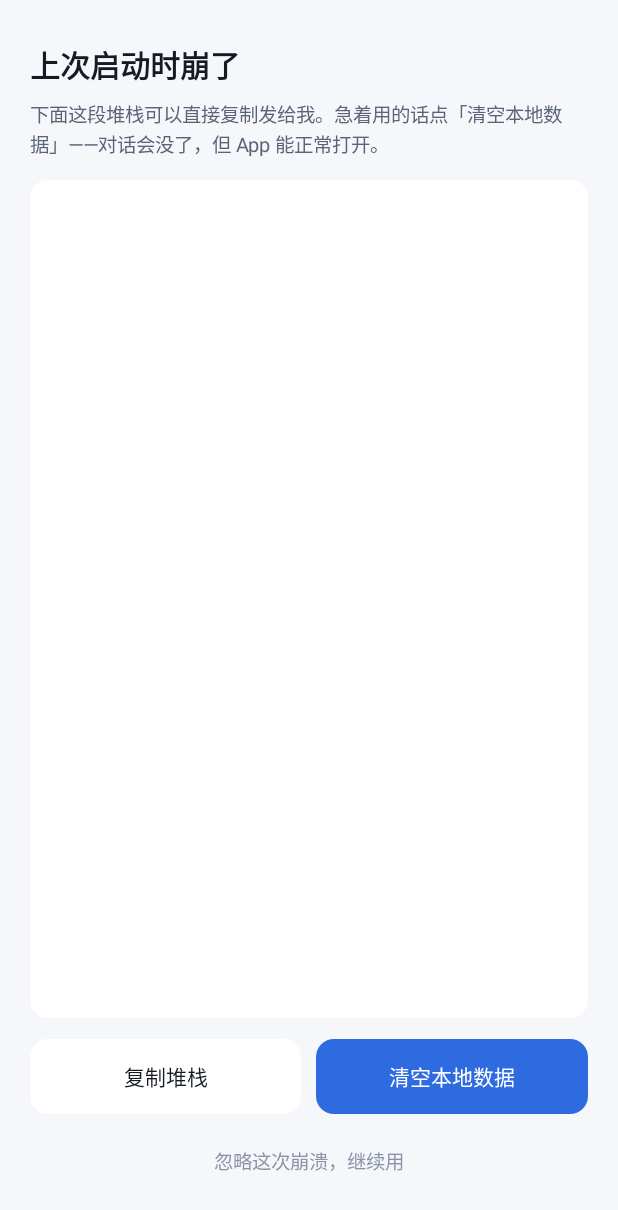
After one commit to Welkin-Wu/shenliao, an Android app built with Jetpack Compose: the composable CrashScreen called with empty values, on a phone screen of 412 x 824 dp. The commit adds this screen. Shown: the top 1210 px of the screen. Run offline under Robolectric (Android 15) with nearby library versions, the phone set to English and light mode, and no system bars; Roboto replaces fonts that are not available here.

Commit message:
fix: 深聊 1.5.1 — 崩溃自救与公式兜底
- DeepChatApp 全局异常处理器：堆栈落盘到 files/crash/last.txt 与外部目录

- 启动时检测到崩溃记录则显示恢复页（复制堆栈 / 清空本地数据 / 忽略）

- Prefs.load 与 Store.load 全量 try/catch；单条坏对话只丢那一条

- LaTeX 解析加 80 层嵌套上限；排版失败或尺寸非法回退纯文本

- Markdown 解析异常回退纯段落

- 模拟器实测：伪造崩溃记录 → 恢复页 → 清空数据 → 正常回到引导页

```diff
--- a/app/build.gradle.kts
+++ b/app/build.gradle.kts
@@ -13,8 +13,8 @@ android {
         applicationId = "com.shenliao.deepchat"
         minSdk = 26
         targetSdk = 35
-        versionCode = 12
-        versionName = "1.5.0"
+        versionCode = 13
+        versionName = "1.5.1"
     }
 
     buildTypes {
--- a/app/src/main/AndroidManifest.xml
+++ b/app/src/main/AndroidManifest.xml
@@ -5,6 +5,7 @@
     <uses-permission android:name="android.permission.ACCESS_NETWORK_STATE" />
 
     <application
+        android:name=".DeepChatApp"
         android:allowBackup="true"
         android:icon="@mipmap/ic_launcher"
         android:label="@string/app_name"
--- /dev/null
+++ b/app/src/main/java/com/shenliao/deepchat/ui/CrashScreen.kt
@@ -0,0 +1,128 @@
+package com.shenliao.deepchat.ui
+
+import androidx.compose.foundation.background
+import androidx.compose.foundation.clickable
+import androidx.compose.foundation.horizontalScroll
+import androidx.compose.foundation.layout.Arrangement
+import androidx.compose.foundation.layout.Box
+import androidx.compose.foundation.layout.Column
+import androidx.compose.foundation.layout.Row
+import androidx.compose.foundation.layout.Spacer
+import androidx.compose.foundation.layout.fillMaxSize
+import androidx.compose.foundation.layout.fillMaxWidth
+import androidx.compose.foundation.layout.height
+import androidx.compose.foundation.layout.padding
+import androidx.compose.foundation.rememberScrollState
+import androidx.compose.foundation.shape.RoundedCornerShape
+import androidx.compose.foundation.verticalScroll
+import androidx.compose.material3.Text
+import androidx.compose.runtime.Composable
+import androidx.compose.ui.Alignment
+import androidx.compose.ui.Modifier
+import androidx.compose.ui.draw.clip
+import androidx.compose.ui.graphics.Color
+import androidx.compose.ui.platform.LocalClipboardManager
+import androidx.compose.ui.text.AnnotatedString
+import androidx.compose.ui.text.font.FontFamily
+import androidx.compose.ui.text.font.FontWeight
+import androidx.compose.ui.text.style.TextAlign
+import androidx.compose.ui.unit.dp
+import androidx.compose.ui.unit.sp
+
+/**
+ * 上次启动崩溃时先显示这个，让用户能清数据、复制堆栈，而不是永远闪退。
+ */
+@Composable
+fun CrashScreen(
+    trace: String,
+    onReset: () -> Unit,
+    onContinue: () -> Unit,
+) {
+    val clipboard = LocalClipboardManager.current
+
+    Column(
+        modifier = Modifier
+            .fillMaxSize()
+            .background(AppColors.Bg)
+            .padding(horizontal = 20.dp, vertical = 28.dp),
+    ) {
+        Text("上次启动时崩了", fontSize = 20.sp, fontWeight = FontWeight.Bold, color = AppColors.TextMain)
+        Spacer(Modifier.height(8.dp))
+        Text(
+            text = "下面这段堆栈可以直接复制发给我。急着用的话点「清空本地数据」——对话会没了，但 App 能正常打开。",
+            fontSize = 13.sp,
+            lineHeight = 20.sp,
+            color = AppColors.TextDim,
+        )
+
+        Spacer(Modifier.height(14.dp))
+        Box(
+            modifier = Modifier
+                .fillMaxWidth()
+                .weight(1f)
+                .clip(RoundedCornerShape(12.dp))
+                .background(AppColors.Surface)
+                .padding(12.dp),
+        ) {
+            Text(
+                text = trace.take(6000),
+                fontSize = 11.sp,
+                lineHeight = 16.sp,
+                fontFamily = FontFamily.Monospace,
+                color = AppColors.CodeText,
+                modifier = Modifier
+                    .fillMaxWidth()
+                    .verticalScroll(rememberScrollState())
+                    .horizontalScroll(rememberScrollState()),
+            )
+        }
+
+        Spacer(Modifier.height(14.dp))
+        Row(horizontalArrangement = Arrangement.spacedBy(10.dp)) {
+            ActionButton(
+                text = "复制堆栈",
+                primary = false,
+                modifier = Modifier.weight(1f),
+                onClick = { clipboard.setText(AnnotatedString(trace)) },
+            )
+            ActionButton(
+                text = "清空本地数据",
+                primary = true,
+                modifier = Modifier.weight(1f),
+                onClick = onReset,
+            )
+        }
+        Spacer(Modifier.height(10.dp))
+        Box(
+            modifier = Modifier
+                .fillMaxWidth()
+                .clip(RoundedCornerShape(10.dp))
+                .clickable { onContinue() }
+                .padding(vertical = 10.dp),
+            contentAlignment = Alignment.Center,
+        ) {
+            Text("忽略这次崩溃，继续用", fontSize = 13.sp, color = AppColors.TextFaint)
+        }
+    }
+}
+
+@Composable
+private fun ActionButton(
+    text: String,
+    primary: Boolean,
+    modifier: Modifier = Modifier,
+    onClick: () -> Unit,
+) {
+    val bg = if (primary) AppColors.Primary else AppColors.Surface
+    val fg = if (primary) Color.White else AppColors.TextMain
+    Box(
+        modifier = modifier
+            .clip(RoundedCornerShape(12.dp))
+            .background(bg)
+            .clickable { onClick() }
+            .padding(vertical = 13.dp),
+        contentAlignment = Alignment.Center,
+    ) {
+        Text(text = text, fontSize = 14.sp, color = fg, textAlign = TextAlign.Center)
+    }
+}
--- a/app/src/main/java/com/shenliao/deepchat/ui/Markdown.kt
+++ b/app/src/main/java/com/shenliao/deepchat/ui/Markdown.kt
@@ -263,7 +263,9 @@ fun MarkdownText(
     fontSize: TextUnit = 15.sp,
     lineHeight: TextUnit = 23.sp,
 ) {
-    val blocks = remember(text) { parseBlocks(text) }
+    val blocks = remember(text) {
+        runCatching { parseBlocks(text) }.getOrElse { listOf(MdBlock.Paragraph(text)) }
+    }
     val codeStyle = SpanStyle(
         fontFamily = FontFamily.Monospace,
         color = AppColors.CodeAccent,
```
Also changed, not shown: app/src/main/java/com/shenliao/deepchat/AppViewModel.kt (+34 -0 lines), app/src/main/java/com/shenliao/deepchat/DeepChatApp.kt (added, +45 -0 lines), app/src/main/java/com/shenliao/deepchat/data/Prefs.kt (+10 -1 lines), app/src/main/java/com/shenliao/deepchat/data/Store.kt (+8 -1 lines), app/src/main/java/com/shenliao/deepchat/ui/App.kt (+11 -0 lines), app/src/main/java/com/shenliao/deepchat/ui/math/Latex.kt (+8 -0 lines), app/src/main/java/com/shenliao/deepchat/ui/math/LatexMath.kt (+17 -3 lines), 3 other files.
